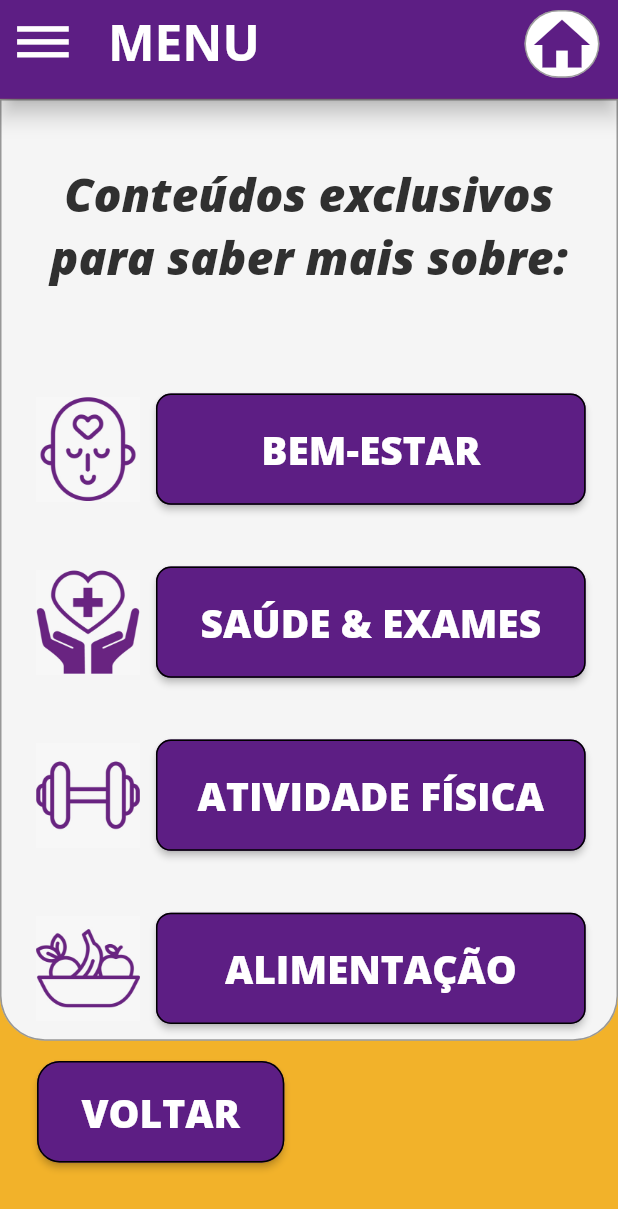
After one commit to AegonX007/Projeto_Porto_Digital-Teclar, a Flutter app: the OpcoesFarmacia screen opened by its route, on a phone screen of 412 x 824 dp. The commit adds this screen. Shown: the top 1209 px of the screen. Run offline on Flutter 3.47's test engine with Material 2 defaults, Android fonts, the phone set to English and light mode, and no system bars; our stand-ins replace audioplayers, cloud_firestore, email_validator, firebase_auth, firebase_storage, flare_flutter and 6 more; missing offline and left inert: bloc_pattern, mercado_pago_mobile_checkout; accounts and stored records are empty.

Commit message:
Alteracao Farmacia

```diff
--- a/lib/main.dart
+++ b/lib/main.dart
@@ -22,6 +22,7 @@ import 'package:material_splash_screen/ui_menu/alterar_dados/alterarSenha.dart';
 import 'package:material_splash_screen/ui_menu/Restaurantes.dart';
 import 'package:material_splash_screen/ui_menu/gaveta.dart';
 import 'package:material_splash_screen/ui_menu/meuPerfil.dart';
+import 'package:material_splash_screen/ui_menu/opcoesFarmacia.dart';
 import 'package:provider/provider.dart';
 import 'package:flutter_screenutil/flutter_screenutil.dart';
 
@@ -130,6 +131,7 @@ Future<void> main() async {
 }
 
 class Iniciar extends StatelessWidget {
+  OpcoesFarmacia opcoes;
   @override
   Widget build(BuildContext context) {
     return LayoutBuilder(builder: (context, constraints) {
@@ -168,6 +170,7 @@ class Iniciar extends StatelessWidget {
             "/Restaurantes": (context) => Restaurantes(),
             "/Ecommerce": (context) => Ecommerce(),
             "/Financeiros": (context) => Financeiros(),
+            "/opcoesFarmacia": (context) => OpcoesFarmacia(),
           });
     });
   }
--- /dev/null
+++ b/lib/ui_menu/opcoesFarmacia.dart
@@ -0,0 +1,348 @@
+import 'package:cloud_firestore/cloud_firestore.dart';
+import 'package:firebase_auth/firebase_auth.dart';
+import 'package:flutter/material.dart';
+import 'package:material_splash_screen/ui_menu/AprendizadoFarmacia.dart';
+
+class OpcoesFarmacia extends StatefulWidget {
+  @override
+  _OpcoesFarmaciaState createState() => _OpcoesFarmaciaState();
+}
+
+class _OpcoesFarmaciaState extends State<OpcoesFarmacia> {
+  bool premium;
+
+  _recuperarPremium() async {
+    FirebaseAuth auth = FirebaseAuth.instance;
+    FirebaseUser usuarioAtual = await auth.currentUser();
+    Firestore db = Firestore.instance;
+
+    QuerySnapshot querySnapshot = await db
+        .collection("usuarios")
+        .where("email", isEqualTo: usuarioAtual.email)
+        .getDocuments();
+    for (DocumentSnapshot item in querySnapshot.documents) {
+      var dados = item.data;
+      print("KKKKKKKKKKKKKKKKKKKKKKKKKKKKK");
+      premium = dados["premium"];
+
+      setState(() {
+        premium = dados["premium"];
+        print(premium);
+      });
+    }
+  }
+
+  @override
+  void initState() {
+    super.initState();
+    _recuperarPremium();
+  }
+
+  @override
+  Widget build(BuildContext context) {
+    var sizeWidth = MediaQuery.of(context).size.width;
+    var sizeHeight = MediaQuery.of(context).size.height;
+    var sizeCard = (sizeHeight * 0.867) - (sizeHeight * 0.105);
+    return Scaffold(
+      appBar: PreferredSize(
+        preferredSize: Size.fromHeight(sizeHeight * 0.08),
+        child: AppBar(
+          elevation: 6,
+          backgroundColor: Color.fromARGB(255, 93, 30, 132),
+          title: Text(
+            "MENU",
+            style:
+                TextStyle(fontFamily: 'Open Sans', fontSize: sizeWidth * 0.08),
+          ),
+          leading: IconButton(
+            icon: Icon(
+              Icons.dehaze,
+              color: Colors.white,
+            ),
+            iconSize: sizeWidth * 0.10,
+            splashColor: Color(0xfffab611),
+            onPressed: () {
+              Navigator.pushNamed(context, "/Gaveta");
+            },
+          ),
+          actions: [
+            Container(
+              decoration: BoxDecoration(
+                  border: Border.all(width: 1, color: Colors.black38),
+                  borderRadius:
+                      const BorderRadius.all(const Radius.circular(30)),
+                  color: Colors.white),
+              margin: EdgeInsets.only(
+                  right: sizeWidth * 0.03,
+                  top: sizeHeight * 0.008,
+                  bottom: sizeHeight * 0.005),
+              child: IconButton(
+                onPressed: () {
+                  Navigator.pushNamed(context, "/Menu");
+                },
+                icon: Icon(
+                  Icons.home,
+                  color: Color.fromARGB(255, 93, 30, 132),
+                  size: sizeWidth * 0.11,
+                ),
+                splashColor: Color(0xfffab611),
+                padding: EdgeInsets.only(right: sizeWidth * 0.00001),
+              ),
+            )
+          ],
+        ),
+      ),
+      backgroundColor: Color.fromARGB(255, 242, 178, 42),
+      body: Column(
+        children: [
+          Container(
+            height: sizeCard,
+            decoration: BoxDecoration(
+                border: Border.all(width: 1, color: Colors.black38),
+                borderRadius: const BorderRadius.only(
+                    bottomLeft: Radius.circular(30),
+                    bottomRight: Radius.circular(30)),
+                color: Colors.grey[100]),
+            child: Column(
+              children: [
+                Container(
+                  margin: EdgeInsets.only(
+                      top: sizeHeight * 0.05, bottom: sizeHeight * 0.02),
+                  child: Center(
+                    child: Text(
+                      "Conteúdos exclusivos\npara saber mais sobre:",
+                      textAlign: TextAlign.center,
+                      style: TextStyle(
+                          fontFamily: 'Open Sans Extra Bold',
+                          color: Color.fromARGB(255, 48, 48, 48),
+                          fontStyle: FontStyle.italic,
+                          fontSize: sizeWidth * 0.075,
+                          fontWeight: FontWeight.bold),
+                    ),
+                  ),
+                ),
+                SingleChildScrollView(
+                  child: Column(
+                    children: [
+                      Container(
+                        padding: EdgeInsets.only(top: sizeCard * 0.02),
+                      ),
+                      Container(
+                        margin: EdgeInsets.only(
+                            left: sizeWidth * 0.05, right: sizeWidth * 0.05),
+                        child: Row(
+                          children: [
+                            Container(
+                              height: sizeWidth * 0.17,
+                              width: sizeWidth * 0.18,
+                              margin: EdgeInsets.only(top: sizeHeight * 0.05),
+                              decoration: BoxDecoration(
+                                  image: DecorationImage(
+                                      image:
+                                          AssetImage("images/bemEstar.jpeg"))),
+                            ),
+                            Expanded(
+                              child: Container(
+                                margin: EdgeInsets.only(top: sizeHeight * 0.05),
+                                padding:
+                                    EdgeInsets.only(left: sizeWidth * 0.02),
+                                height: sizeWidth * 0.18,
+                                child: RaisedButton(
+                                    textColor: Colors.white,
+                                    splashColor: Color(0xfffab611),
+                                    color: Color.fromARGB(255, 93, 30, 132),
+                                    shape: RoundedRectangleBorder(
+                                        borderRadius:
+                                            BorderRadius.circular(10.0),
+                                        side: BorderSide(color: Colors.black)),
+                                    onPressed: () {
+                                      Navigator.of(context).push(
+                                          MaterialPageRoute(
+                                              builder: (context) =>
+                                                  TelaAprendizadoFarmacia()));
+                                    },
+                                    child: Text(
+                                      "BEM-ESTAR",
+                                      style: TextStyle(
+                                        fontFamily: 'Open Sans Extra Bold',
+                                        fontSize: (sizeWidth * 0.35) * 0.18,
+                                        fontWeight: FontWeight.bold,
+                                      ),
+                                    )),
+                              ),
+                            )
+                          ],
+                        ),
+                      ),
+                      Container(
+                        margin: EdgeInsets.only(
+                            left: sizeWidth * 0.05, right: sizeWidth * 0.05),
+                        child: Row(
+                          children: [
+                            Container(
+                              height: sizeWidth * 0.17,
+                              width: sizeWidth * 0.18,
+                              margin: EdgeInsets.only(top: sizeHeight * 0.05),
+                              decoration: BoxDecoration(
+                                  image: DecorationImage(
+                                      image: AssetImage("images/saude.jpeg"))),
+                            ),
+                            Expanded(
+                              child: Container(
+                                margin: EdgeInsets.only(top: sizeHeight * 0.05),
+                                padding:
+                                    EdgeInsets.only(left: sizeWidth * 0.02),
+                                height: sizeWidth * 0.18,
+                                child: RaisedButton(
+                                    textColor: Colors.white,
+                                    splashColor: Color(0xfffab611),
+                                    color: Color.fromARGB(255, 93, 30, 132),
+                                    shape: RoundedRectangleBorder(
+                                        borderRadius:
+                                            BorderRadius.circular(10.0),
+                                        side: BorderSide(color: Colors.black)),
+                                    onPressed: () {
+                                      TelaAprendizadoFarmacia();
+                                    },
+                                    child: Text(
+                                      "SAÚDE & EXAMES",
+                                      style: TextStyle(
+                                        fontFamily: 'Open Sans Extra Bold',
+                                        fontSize: (sizeWidth * 0.35) * 0.18,
+                                        fontWeight: FontWeight.bold,
+                                      ),
+                                    )),
+                              ),
+                            )
+                          ],
+                        ),
+                      ),
+                      Container(
+                        margin: EdgeInsets.only(
+                            left: sizeWidth * 0.05, right: sizeWidth * 0.05),
+                        child: Row(
+                          children: [
+                            Container(
+                              height: sizeWidth * 0.17,
+                              width: sizeWidth * 0.18,
+                              margin: EdgeInsets.only(top: sizeHeight * 0.05),
+                              decoration: BoxDecoration(
+                                  image: DecorationImage(
+                                      image:
+                                          AssetImage("images/atvFisica.jpeg"))),
+                            ),
+                            Expanded(
+                              child: Container(
+                                margin: EdgeInsets.only(top: sizeHeight * 0.05),
+                                padding:
+                                    EdgeInsets.only(left: sizeWidth * 0.02),
+                                height: sizeWidth * 0.18,
+                                child: RaisedButton(
+                                    textColor: Colors.white,
+                                    splashColor: Color(0xfffab611),
+                                    color: Color.fromARGB(255, 93, 30, 132),
+                                    shape: RoundedRectangleBorder(
+                                        borderRadius:
+                                            BorderRadius.circular(10.0),
+                                        side: BorderSide(color: Colors.black)),
+                                    onPressed: () {
+                                      TelaAprendizadoFarmacia();
+                                    },
+                                    child: Text(
+                                      "ATIVIDADE FÍSICA",
+                                      style: TextStyle(
+                                        fontFamily: 'Open Sans Extra Bold',
+                                        fontSize: (sizeWidth * 0.35) * 0.18,
+                                        fontWeight: FontWeight.bold,
+                                      ),
+                                    )),
+                              ),
+                            )
+                          ],
+                        ),
+                      ),
+                      Container(
+                        margin: EdgeInsets.only(
+                            left: sizeWidth * 0.05, right: sizeWidth * 0.05),
+                        child: Row(
+                          children: [
+                            Container(
+                              height: sizeWidth * 0.17,
+                              width: sizeWidth * 0.18,
+                              margin: EdgeInsets.only(top: sizeHeight * 0.05),
+                              decoration: BoxDecoration(
+                                  image: DecorationImage(
+                                      image: AssetImage(
+                                          "images/alimentação.jpeg"))),
+                            ),
+                            Expanded(
+                              child: Container(
+                                margin: EdgeInsets.only(top: sizeHeight * 0.05),
+                                padding:
+                                    EdgeInsets.only(left: sizeWidth * 0.02),
+                                height: sizeWidth * 0.18,
+                                child: RaisedButton(
+                                    textColor: Colors.white,
+                                    splashColor: Color(0xfffab611),
+                                    color: Color.fromARGB(255, 93, 30, 132),
+                                    shape: RoundedRectangleBorder(
+                                        borderRadius:
+                                            BorderRadius.circular(10.0),
+                                        side: BorderSide(color: Colors.black)),
+                                    onPressed: () {
+                                      TelaAprendizadoFarmacia();
+                                    },
+                                    child: Text(
+                                      "ALIMENTAÇÃO",
+                                      style: TextStyle(
+                                        fontFamily: 'Open Sans Extra Bold',
+                                        fontSize: (sizeWidth * 0.35) * 0.18,
+                                        fontWeight: FontWeight.bold,
+                                      ),
+                                    )),
+                              ),
+                            )
+                          ],
+                        ),
+                      ),
+                    ],
+                  ),
+                ),
+              ],
+            ),
+          ),
+          Row(
+            children: [
+              Padding(
+                  padding: EdgeInsets.only(
+                      left: sizeWidth * 0.06, top: sizeHeight * 0.0165),
+                  child: Container(
+                    height: sizeHeight * 0.082,
+                    width: sizeWidth * 0.4,
+                    child: RaisedButton(
+                      textColor: Colors.white,
+                      splashColor: Color(0xfffab611),
+                      color: Color.fromARGB(255, 93, 30, 132),
+                      shape: RoundedRectangleBorder(
+                          borderRadius: BorderRadius.circular(15.0),
+                          side: BorderSide(color: Colors.black)),
+                      onPressed: () {
+                        Navigator.of(context).pop();
+                      },
+                      child: Text(
+                        "VOLTAR",
+                        style: TextStyle(
+                          fontFamily: 'Open Sans Extra Bold',
+                          fontSize: (sizeWidth * 0.35) * 0.18,
+                          fontWeight: FontWeight.bold,
+                        ),
+                      ),
+                    ),
+                  )),
+            ],
+          ),
+        ],
+      ),
+    );
+  }
+}
```
Also changed, not shown: lib/ui_menu/AprendizadoFarmacia.dart (added, +222 -0 lines), lib/ui_menu/gridFarmacia.dart (+10 -7 lines), lib/ui_menu/nivel.dart (deleted, +0 -108 lines), pubspec.yaml (+8 -0 lines), images/alimentação.jpeg (added), images/alimentaçãoBranco.jpeg (added), images/atvFisica.jpeg (added), images/atvFisicaBranco.jpeg (added), images/bemEstar.jpeg (added), images/bemEstarBranco.jpeg (added), images/saude.jpeg (added), images/saudeBranco.jpeg (added).
